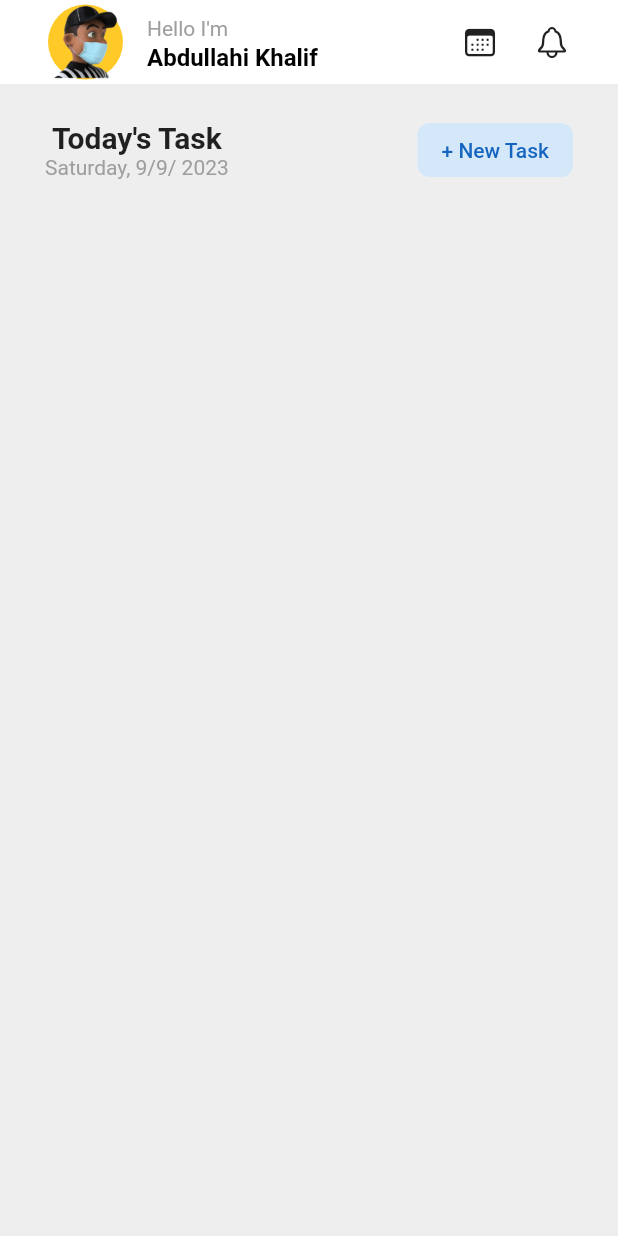
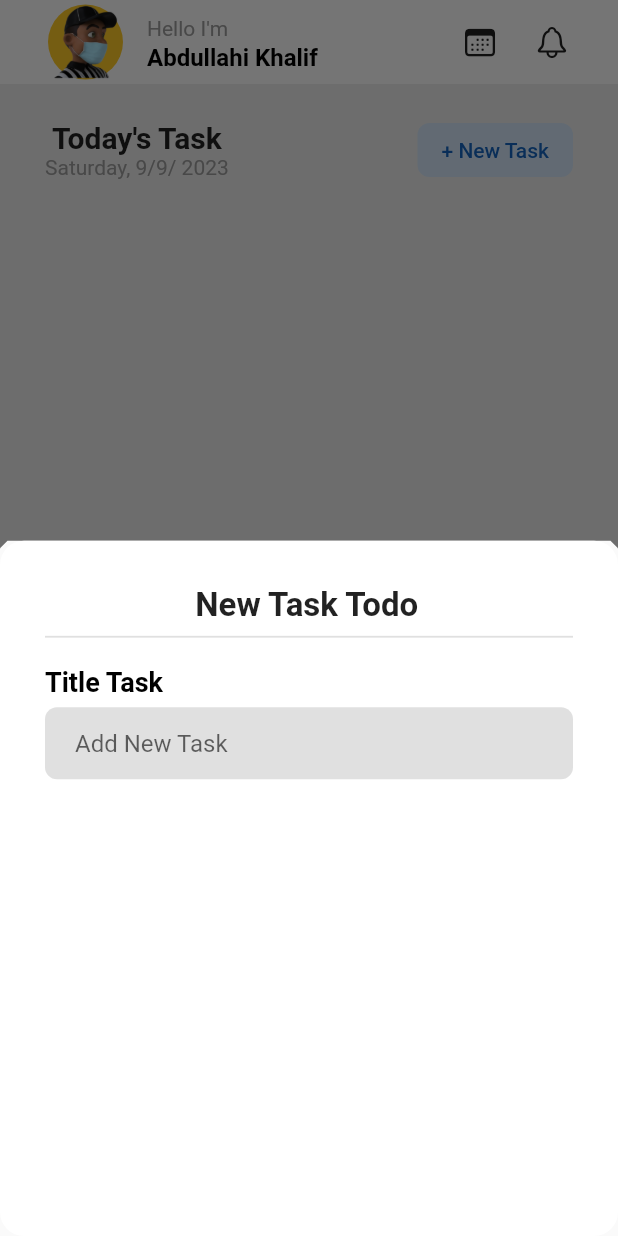
Before and after one commit to AbdullahiKhalif/Todo-App-Flutter, a Flutter app: the screen it shows after launch, after a tap on "+ New Task", on a phone screen of 412 x 824 dp. Run offline on Flutter 3.47's test engine with Material 2 defaults, Android fonts, the phone set to English and light mode, and no system bars; our stand-ins replace gap.

Commit message:
customazation widgets

```diff
--- /dev/null
+++ b/lib/constants/app_style_constants.dart
@@ -0,0 +1,9 @@
+import 'package:flutter/material.dart';
+
+class AppStyle {
+  static const headingOne = TextStyle(
+    fontSize: 18,
+    color: Colors.black,
+    fontWeight: FontWeight.w600,
+  );
+}
--- a/lib/main.dart
+++ b/lib/main.dart
@@ -1,6 +1,7 @@
 import 'package:flutter/cupertino.dart';
 import 'package:flutter/material.dart';
 import 'package:gap/gap.dart';
+import 'package:todo_app/widgets/add_new_task.dart';
 
 void main() {
   runApp(MaterialApp(
@@ -92,7 +93,6 @@ class MyApp extends StatelessWidget {
                     ],
                   ),
                   ElevatedButton(
-                    onPressed: () {},
                     style: ElevatedButton.styleFrom(
                       backgroundColor: Color(0xFFD5E8FA),
                       foregroundColor: Colors.blue.shade800,
@@ -101,6 +101,15 @@ class MyApp extends StatelessWidget {
                           borderRadius: BorderRadius.all(Radius.circular(8))),
                     ),
                     child: Text('+ New Task'),
+                    onPressed: () => {
+                      showModalBottomSheet(
+                          shape: BeveledRectangleBorder(
+                              borderRadius: BorderRadius.only(
+                                  topLeft: Radius.circular(5.0),
+                                  topRight: Radius.circular(5.0))),
+                          context: context,
+                          builder: (context) => AddNewTaskWidget())
+                    },
                   )
                 ],
               )
--- /dev/null
+++ b/lib/widgets/add_new_task.dart
@@ -0,0 +1,54 @@
+import 'package:flutter/material.dart';
+import 'package:gap/gap.dart';
+import 'package:todo_app/constants/app_style_constants.dart';
+
+class AddNewTaskWidget extends StatelessWidget {
+  const AddNewTaskWidget({
+    super.key,
+  });
+
+  @override
+  Widget build(BuildContext context) {
+    return Container(
+      padding: const EdgeInsets.all(30.0),
+      height: MediaQuery.of(context).size.height * 0.70,
+      decoration: BoxDecoration(
+        color: Colors.white,
+        borderRadius: BorderRadius.circular(16),
+      ),
+      child: Column(
+        crossAxisAlignment: CrossAxisAlignment.start,
+        children: [
+          const SizedBox(
+            width: double.infinity,
+            child: SelectableText(
+              'New Task Todo',
+              style: TextStyle(fontSize: 22.0, fontWeight: FontWeight.bold),
+              textAlign: TextAlign.center,
+            ),
+          ),
+          Divider(
+            thickness: 1.2,
+          ),
+          Gap(12.0),
+          const Text('Title Task', style: AppStyle.headingOne),
+          Gap(6),
+          Container(
+            padding: const EdgeInsets.symmetric(horizontal: 20.0),
+            decoration: BoxDecoration(
+              // border: Border.all(width: 1.0, color: Colors.blue),
+              borderRadius: BorderRadius.circular(8),
+              color: Colors.grey.shade300,
+            ),
+            child: const TextField(
+              decoration: InputDecoration(
+                  enabledBorder: InputBorder.none,
+                  focusedBorder: InputBorder.none,
+                  hintText: 'Add New Task'),
+            ),
+          ),
+        ],
+      ),
+    );
+  }
+}
```
